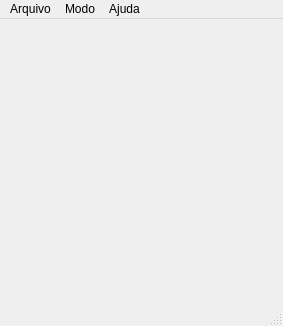
Qt form restaum.ui (matheusmstos/RestaUm) before a commit.
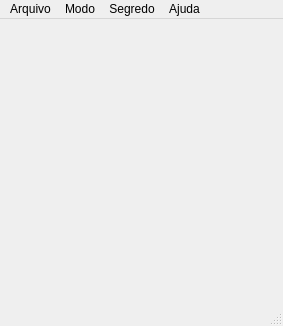
The same form after that commit. Custom widgets are drawn as their Qt base class.

```diff
--- a/restaum.ui
+++ b/restaum.ui
@@ -876,8 +876,15 @@
     </property>
     <addaction name="actionSobre"/>
    </widget>
+   <widget class="QMenu" name="menuSegredo">
+    <property name="title">
+     <string>Segredo</string>
+    </property>
+    <addaction name="actionNyan"/>
+   </widget>
    <addaction name="menuArquivo"/>
    <addaction name="menuModo"/>
+   <addaction name="menuSegredo"/>
    <addaction name="menuAjuda"/>
   </widget>
   <widget class="QStatusBar" name="statusBar"/>
```
Left out of the diff: 5 changed lines with no effect on the pictures.
